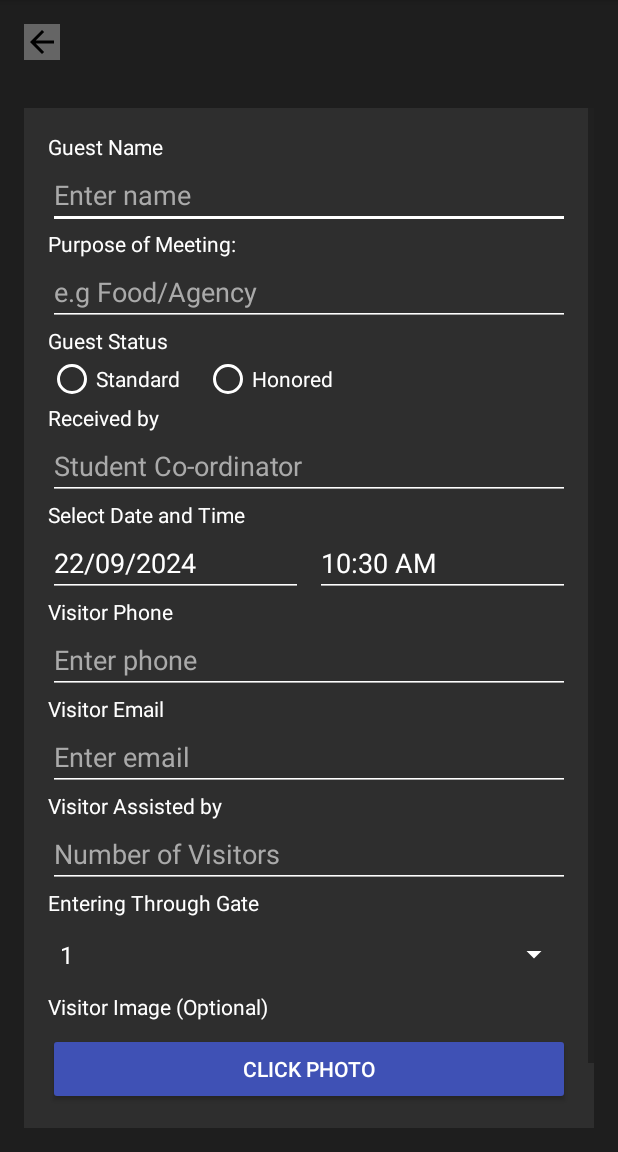
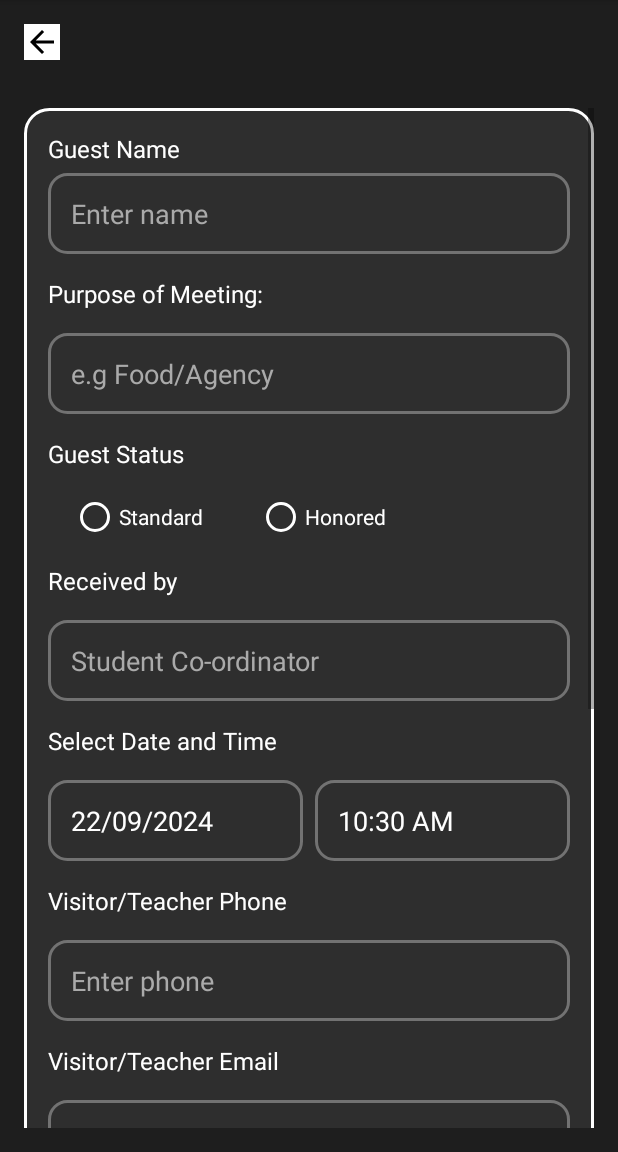
Before and after one commit to LVinayReddy1604/CU-MyGate, an Android app: the DirectFormActivity screen opened directly, with no data from a screen before it, on a phone screen of 412 x 824 dp, the part 84-1236 px from its top. Run offline under Robolectric (Android 15) with nearby library versions, the light colour scheme and no system bars; our stand-ins replace Firebase (no records; nobody signed in at launch, a user with empty details on screens opened directly).

Commit message:
changes to the security form page

```diff
--- a/app/src/main/java/com/example/cu/DirectFormActivity.kt
+++ b/app/src/main/java/com/example/cu/DirectFormActivity.kt
@@ -2,10 +2,8 @@
 
 package com.example.cu
 
-import android.app.DatePickerDialog
 import android.app.Activity
 import android.app.ProgressDialog
-import android.app.TimePickerDialog
 import android.content.Intent
 import android.net.Uri
 import android.os.Bundle
@@ -14,12 +12,10 @@ import android.os.Handler
 import android.provider.MediaStore
 import android.text.InputFilter
 import android.text.Spanned
-import android.util.Log
 import android.util.Patterns
 import android.view.View
 import android.widget.*
 import androidx.activity.result.ActivityResultLauncher
-import androidx.activity.result.contract.ActivityResultContracts
 import androidx.appcompat.app.AppCompatActivity
 import androidx.core.content.FileProvider
 import com.google.firebase.database.DatabaseReference
@@ -211,7 +207,7 @@ class DirectFormActivity : AppCompatActivity() {
             phone,
             email,
             assisted,
-            status="Visited"
+            status ="Visited"
         )
         databaseReference.child(id).setValue(visitor).addOnCompleteListener {
             uploadImage()
--- a/app/src/main/java/com/example/cu/visitorDetails.kt
+++ b/app/src/main/java/com/example/cu/visitorDetails.kt
@@ -17,10 +17,12 @@ data class visitorDetails(
     val email: String? = null,
     val assisted: String? = null,
     val details: String? = null,
+    val honoured: String? = null,
     val status: String = ""
 ) : Parcelable {
 
     constructor(parcel: Parcel) : this(
+        parcel.readString(),
         parcel.readString(),
         parcel.readString(),
         parcel.readString(),
--- a/app/src/main/res/layout/activity_direct_form.xml
+++ b/app/src/main/res/layout/activity_direct_form.xml
@@ -12,7 +12,7 @@
         android:layout_margin="16dp"
         android:layout_alignParentStart="true"
         android:src="@drawable/baseline_arrow_back_24"
-        android:background="#50FFFFFF"
+        android:background="#FFFFFF"
         android:contentDescription="Back" />
 
     <ScrollView
@@ -26,17 +26,20 @@
             android:layout_height="wrap_content"
             android:orientation="vertical"
             android:padding="16dp"
-            android:background="#2E2E2E">
+            android:background="@drawable/layout_radius">
 
             <!-- Guest Name -->
             <TextView
+                android:textSize="16sp"
                 android:id="@+id/tvGuestNameLabel"
                 android:layout_width="match_parent"
                 android:layout_height="wrap_content"
                 android:text="Guest Name"
+                android:layout_marginBottom="5dp"
                 android:textColor="#FFFFFF" />
 
             <EditText
+                android:background="@drawable/edit_text_drawable"
                 android:id="@+id/etName"
                 android:layout_width="match_parent"
                 android:layout_height="wrap_content"
@@ -44,40 +47,53 @@
                 android:inputType="text"
                 android:textColorHint="#AAAAAA"
                 android:textColor="#FFFFFF"
+                android:layout_marginBottom="15sp"
+                android:paddingLeft="15dp"
+                android:paddingRight="15dp"
                 android:backgroundTint="#FFFFFF" />
 
             <!-- Purpose of Meeting -->
             <TextView
+                android:textSize="16sp"
                 android:id="@+id/tvPurposeLabel"
                 android:layout_width="match_parent"
                 android:layout_height="wrap_content"
                 android:text="Purpose of Meeting:"
+                android:layout_marginBottom="15sp"
                 android:textColor="#FFFFFF" />
 
             <EditText
+                android:background="@drawable/edit_text_drawable"
                 android:id="@+id/etPurpose"
                 android:layout_width="match_parent"
                 android:layout_height="wrap_content"
                 android:hint="e.g Food/Agency"
+                android:importantForAutofill="no"
+                android:inputType="text"
+                android:layout_marginBottom="15sp"
+                android:paddingLeft="15dp"
+                android:paddingRight="15dp"
                 android:textColorHint="#AAAAAA"
                 android:textColor="#FFFFFF"
-                android:backgroundTint="#FFFFFF"
-                android:importantForAutofill="no"
-                android:autofillHints="name"
-                android:inputType="textVisiblePassword" />/>
+                android:backgroundTint="#FFFFFF" />
 
             <!-- Guest Status -->
             <TextView
+                android:textSize="16sp"
                 android:id="@+id/tvGuestStatusLabel"
                 android:layout_width="match_parent"
                 android:layout_height="wrap_content"
                 android:text="Guest Status"
+                android:layout_marginBottom="15sp"
                 android:textColor="#FFFFFF" />
 
             <RadioGroup
                 android:id="@+id/rgGuestStatus"
                 android:layout_width="match_parent"
                 android:layout_height="wrap_content"
+                android:layout_marginBottom="15sp"
+                android:paddingLeft="15dp"
+                android:paddingRight="15dp"
                 android:orientation="horizontal">
 
                 <RadioButton
@@ -86,7 +102,8 @@
                     android:layout_height="wrap_content"
                     android:text="Standard"
                     android:textColor="#FFFFFF"
-                    android:buttonTint="#FFFFFF" />
+                    android:buttonTint="#FFFFFF"
+                    android:layout_marginRight="20dp"/>
 
                 <RadioButton
                     android:id="@+id/rbHonored"
@@ -100,13 +117,16 @@
 
             <!-- Received by -->
             <TextView
+                android:textSize="16sp"
                 android:id="@+id/tvReceivedByLabel"
                 android:layout_width="match_parent"
                 android:layout_height="wrap_content"
                 android:text="Received by"
+                android:layout_marginBottom="15sp"
                 android:textColor="#FFFFFF" />
 
             <EditText
+                android:background="@drawable/edit_text_drawable"
                 android:id="@+id/etReceivedBy"
                 android:layout_width="match_parent"
                 android:layout_height="wrap_content"
@@ -115,23 +135,31 @@
                 android:textColorHint="#AAAAAA"
                 android:textColor="#FFFFFF"
                 android:backgroundTint="#FFFFFF"
+                android:layout_marginBottom="15sp"
+                android:paddingLeft="15dp"
+                android:paddingRight="15dp"
                 android:importantForAutofill="no"
                 android:autofillHints="name" />
 
             <!-- Select Date and Time -->
             <TextView
+                android:textSize="16sp"
                 android:id="@+id/tvDateTimeLabel"
                 android:layout_width="match_parent"
                 android:layout_height="wrap_content"
                 android:text="Select Date and Time"
+                android:layout_marginBottom="15sp"
                 android:textColor="#FFFFFF" />
 
             <LinearLayout
                 android:layout_width="match_parent"
                 android:layout_height="wrap_content"
+                android:layout_marginBottom="15sp"
+
                 android:orientation="horizontal">
 
                 <EditText
+                    android:background="@drawable/edit_text_drawable"
                     android:id="@+id/etDate"
                     android:layout_width="0dp"
                     android:layout_weight="1"
@@ -141,9 +169,12 @@
                     android:textColorHint="#AAAAAA"
                     android:textColor="#FFFFFF"
                     android:backgroundTint="#FFFFFF"
+                    android:paddingLeft="15dp"
+                    android:paddingRight="15dp"
                     android:focusable="false" />
 
                 <EditText
+                    android:background="@drawable/edit_text_drawable"
                     android:id="@+id/etTime"
                     android:layout_width="0dp"
                     android:layout_weight="1"
@@ -154,18 +185,23 @@
                     android:textColor="#FFFFFF"
                     android:backgroundTint="#FFFFFF"
                     android:focusable="false"
+                    android:paddingLeft="15dp"
+                    android:paddingRight="15dp"
                     android:layout_marginStart="8dp" />
             </LinearLayout>
 
             <!-- Phone -->
             <TextView
+                android:textSize="16sp"
                 android:id="@+id/tvPhoneLabel"
                 android:layout_width="match_parent"
                 android:layout_height="wrap_content"
-                android:text="Visitor Phone"
+                android:text="Visitor/Teacher Phone"
+                android:layout_marginBottom="15sp"
                 android:textColor="#FFFFFF" />
 
             <EditText
+                android:background="@drawable/edit_text_drawable"
                 android:id="@+id/etPhone"
                 android:layout_width="match_parent"
                 android:layout_height="wrap_content"
@@ -173,23 +209,32 @@
                 android:inputType="phone"
                 android:textColorHint="#AAAAAA"
                 android:textColor="#FFFFFF"
+                android:layout_marginBottom="15sp"
+                android:paddingLeft="15dp"
+                android:paddingRight="15dp"
                 android:backgroundTint="#FFFFFF" />
 
             <!-- Email -->
 
             <TextView
+                android:textSize="16sp"
                 android:id="@+id/tvEmailLabel"
                 android:layout_width="match_parent"
                 android:layout_height="wrap_content"
-                android:text="Visitor Email"
+                android:text="Visitor/Teacher Email"
+                android:layout_marginBottom="15sp"
                 android:textColor="#FFFFFF" />
 
             <EditText
+                android:background="@drawable/edit_text_drawable"
                 android:id="@+id/etEmail"
                 android:layout_width="match_parent"
                 android:layout_height="wrap_content"
                 android:hint="Enter email"
                 android:inputType="textEmailAddress"
+                android:layout_marginBottom="15sp"
+                android:paddingLeft="15dp"
+                android:paddingRight="15dp"
                 android:textColorHint="#AAAAAA"
                 android:textColor="#FFFFFF"
                 android:backgroundTint="#FFFFFF"
@@ -198,45 +243,58 @@
 
             <!--            Assisted By-->
             <TextView
+                android:textSize="16sp"
                 android:id="@+id/tvAssistLabel"
                 android:layout_width="match_parent"
                 android:layout_height="wrap_content"
                 android:text="Visitor Assisted by"
+                android:layout_marginBottom="15sp"
                 android:textColor="#FFFFFF" />
 
             <!-- Entered Through -->
             <EditText
+                android:background="@drawable/edit_text_drawable"
                 android:id="@+id/etAssist"
                 android:layout_width="match_parent"
                 android:layout_height="wrap_content"
                 android:backgroundTint="#FFFFFF"
                 android:hint="Number of Visitors"
+                android:layout_marginBottom="15sp"
+                android:paddingLeft="15dp"
+                android:paddingRight="15dp"
                 android:inputType="text"
                 android:textColor="#FFFFFF"
                 android:textColorHint="#AAAAAA" />
 
             <TextView
+                android:textSize="16sp"
                 android:id="@+id/tvEnteredThroughLabel"
                 android:layout_width="match_parent"
                 android:layout_height="wrap_content"
                 android:text="Entering Through Gate"
+                android:layout_marginBottom="15sp"
                 android:textColor="#FFFFFF" />
 
             <Spinner
                 android:id="@+id/spinnerEnteredThrough"
                 android:layout_width="match_parent"
                 android:layout_height="50dp"
+                android:layout_marginBottom="15sp"
+                android:paddingLeft="15dp"
+                android:paddingRight="15dp"
                 android:backgroundTint="#FFFFFF" />
 
             <!--             City -->
-            <!--            <TextView-->
+            <!--            <TextView
+                            android:textSize="16sp"-->
             <!--                android:id="@+id/tvCityLabel"-->
             <!--                android:layout_width="match_parent"-->
             <!--                android:layout_height="wrap_content"-->
             <!--                android:text="City"-->
             <!--                android:textColor="#FFFFFF" />-->
 
-            <!--            <EditText-->
+            <!--            <EditText
+                            android:background="@drawable/edit_text_drawable"-->
             <!--                android:id="@+id/etCity"-->
             <!--                android:layout_width="match_parent"-->
             <!--                android:layout_height="wrap_content"-->
@@ -247,14 +305,16 @@
             <!--                android:backgroundTint="#FFFFFF" />-->
 
             <!--             Country -->
-            <!--            <TextView-->
+            <!--            <TextView
+                            android:textSize="16sp"-->
             <!--                android:id="@+id/tvCountryLabel"-->
             <!--                android:layout_width="match_parent"-->
             <!--                android:layout_height="wrap_content"-->
             <!--                android:text="Country"-->
             <!--                android:textColor="#FFFFFF" />-->
 
-            <!--            <EditText-->
+            <!--            <EditText
+                            android:background="@drawable/edit_text_drawable"-->
             <!--                android:id="@+id/etCountry"-->
             <!--                android:layout_width="match_parent"-->
             <!--                android:layout_height="wrap_content"-->
@@ -266,19 +326,24 @@
 
             <!-- Add Visitor Image -->
             <TextView
+                android:textSize="16sp"
                 android:id="@+id/tvImageLabel"
                 android:layout_width="match_parent"
                 android:layout_height="wrap_content"
-                android:text="Visitor Image (Optional)"
+                android:text="Visitor Image"
+                android:layout_marginBottom="15sp"
                 android:textColor="#FFFFFF" />
 
             <Button
                 android:id="@+id/btnSelectImage"
                 android:layout_width="match_parent"
                 android:layout_height="wrap_content"
-                android:text="Select Image"
+                android:text="Click Image"
                 android:backgroundTint="#3F51B5"
                 android:textColor="#FFFFFF"
+                android:layout_marginBottom="15sp"
+                android:paddingLeft="15dp"
+                android:paddingRight="15dp"
                 android:layout_marginTop="8dp" />
 
             <ImageView
@@ -299,7 +364,9 @@
                 android:backgroundTint="#3F51B5"
                 android:textColor="#FFFFFF"
                 android:layout_marginTop="16dp"
-                android:layout_below="@id/ivSelectedImage" />
+                android:layout_below="@id/ivSelectedImage"
+                android:layout_marginBottom="64sp"
+                />
         </LinearLayout>
     </ScrollView>
 </RelativeLayout>
--- a/app/src/main/res/layout/activity_form.xml
+++ b/app/src/main/res/layout/activity_form.xml
@@ -12,7 +12,7 @@
         android:layout_margin="16dp"
         android:layout_alignParentStart="true"
         android:src="@drawable/baseline_arrow_back_24"
-        android:background="#50FFFFFF"
+        android:background="#FFFFFF"
         android:contentDescription="Back" />
 
     <ScrollView
```
Also changed, not shown: app/src/main/res/drawable/pratham.jpg (deleted), app/src/main/res/drawable/welcome.png (deleted).
